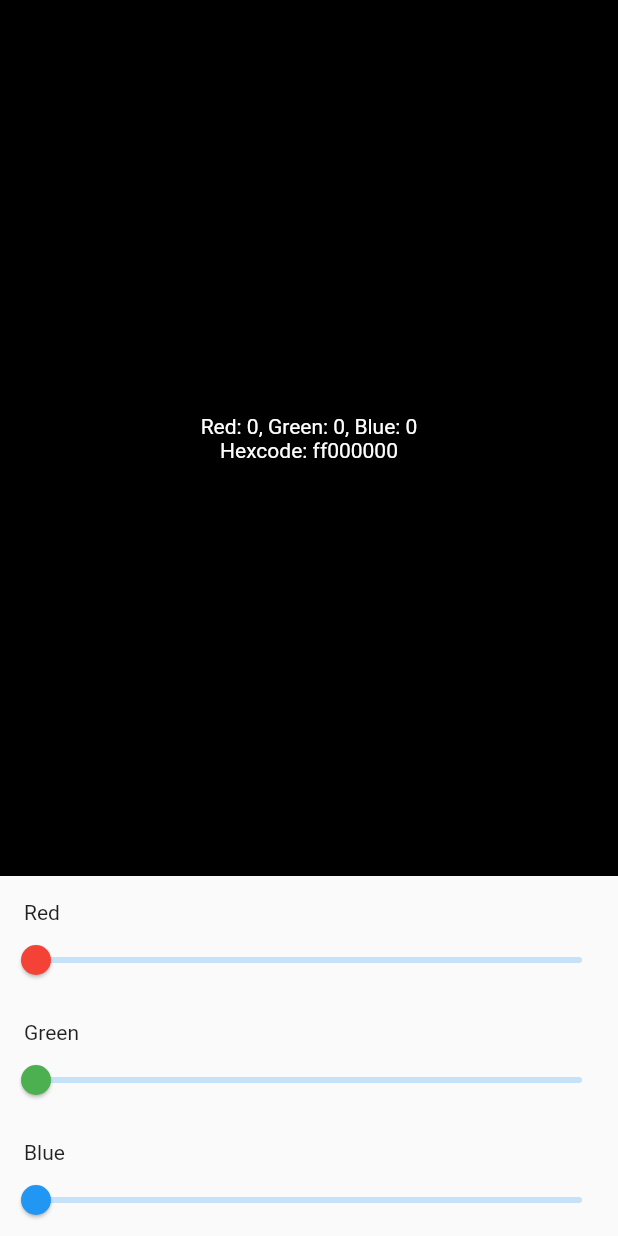
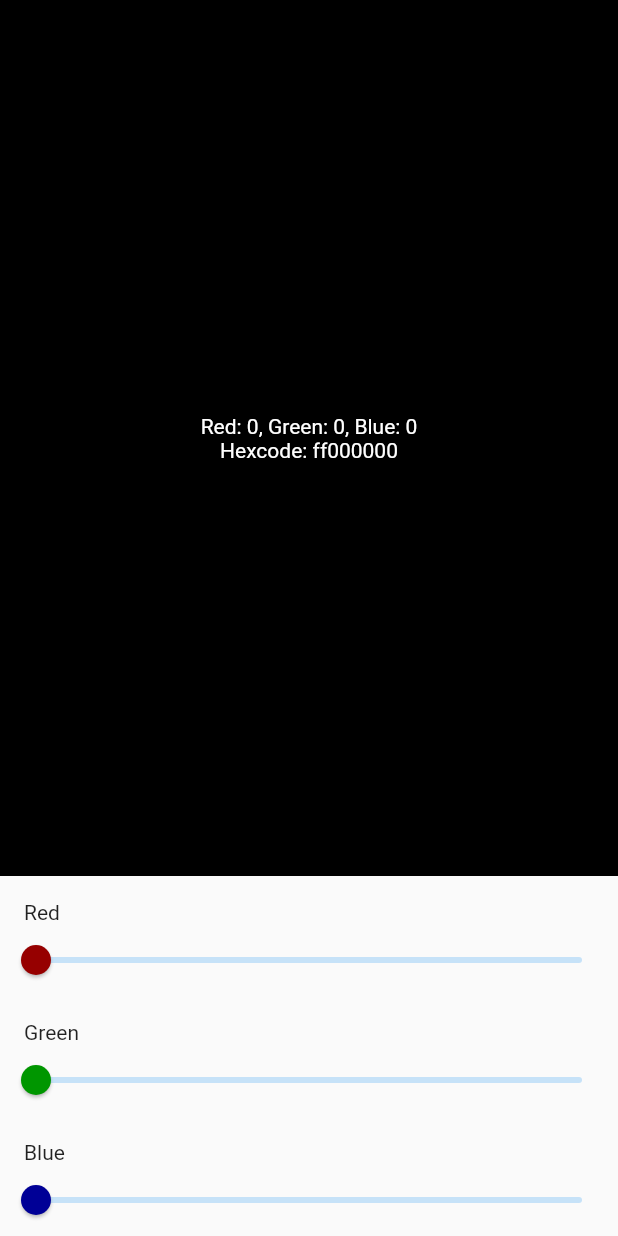
Before and after one commit to Dohmanlechx/ColorPicker, a Flutter app: the screen it shows after launch, on a phone screen of 412 x 824 dp. Run offline on Flutter 3.47's test engine with Material 2 defaults, Android fonts, the phone set to English and light mode, and no system bars.

Commit message:
Add dynamic active color for the sliders

```diff
--- a/lib/color_slider.dart
+++ b/lib/color_slider.dart
@@ -1,3 +1,5 @@
+import 'dart:math';
+
 import 'package:color_picker/color.dart';
 import 'package:flutter/material.dart';
 
@@ -34,13 +36,14 @@ class ColorSlider extends StatelessWidget {
   }
 
   Color getActiveColor(BaseColor baseColor) {
+    final baseColorValue = max(150, value.toInt());
     switch (baseColor) {
       case BaseColor.red:
-        return Colors.red;
+        return Color.fromRGBO(baseColorValue, 0, 0, 1.0);
       case BaseColor.green:
-        return Colors.green;
+        return Color.fromRGBO(0, baseColorValue, 0, 1.0);
       case BaseColor.blue:
-        return Colors.blue;
+        return Color.fromRGBO(0, 0, baseColorValue, 1.0);
     }
   }
 }
--- a/lib/main.dart
+++ b/lib/main.dart
@@ -9,11 +9,7 @@ void main() {
 
 class ColorPicker extends StatelessWidget {
   @override
-  Widget build(BuildContext context) {
-    return MaterialApp(
-      home: MainScreen(),
-    );
-  }
+  Widget build(BuildContext context) => MaterialApp(home: MainScreen());
 }
 
 class MainScreen extends StatefulWidget {
@@ -59,6 +55,7 @@ class _MainScreenState extends State<MainScreen> {
             )
           ],
         ),
-    ));
+      ),
+    );
   }
 }
```
Lines whose indentation alone changed are shown as unchanged.
